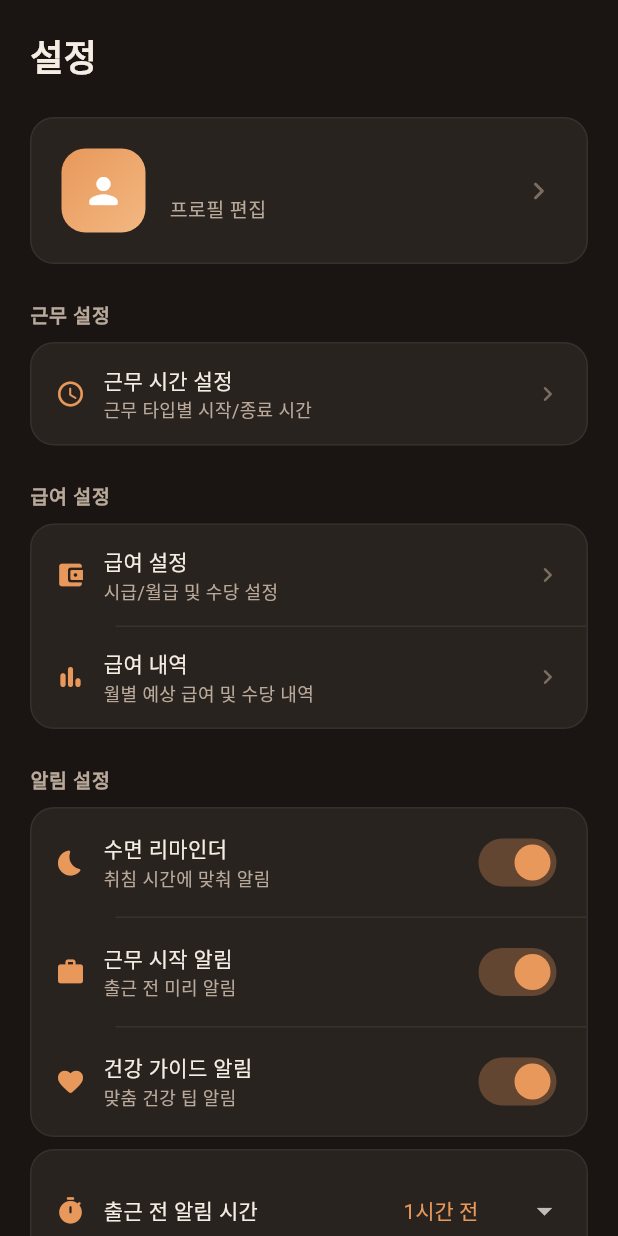
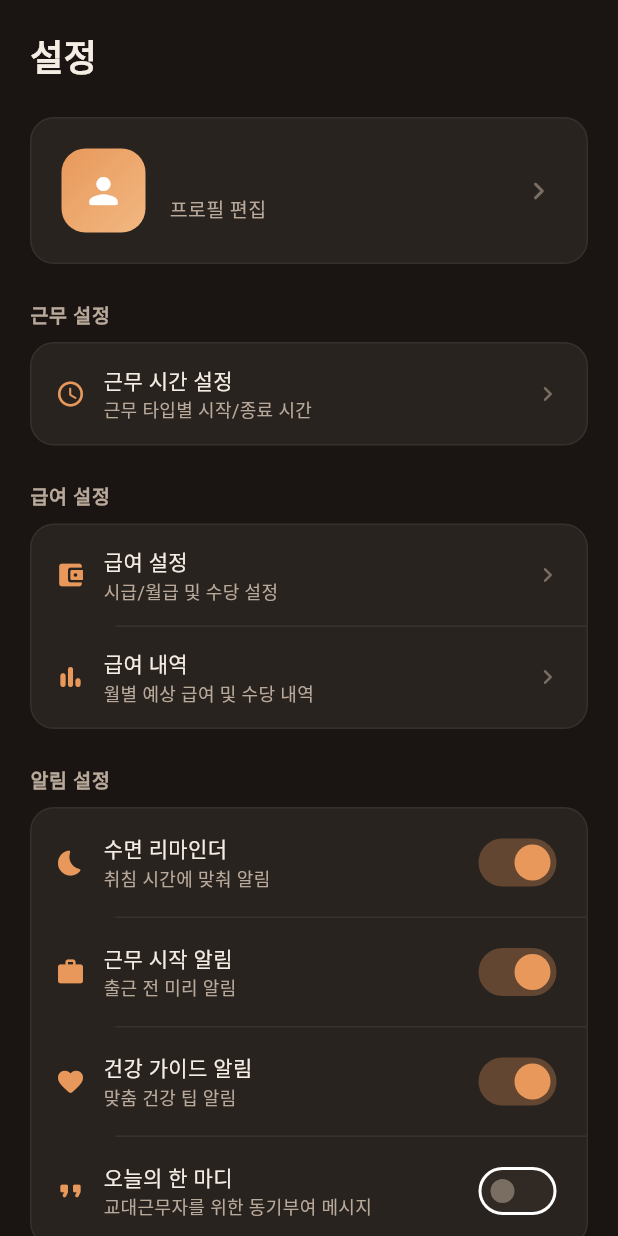
Before and after one commit to chuwg/change-work, a Flutter app: the SettingsScreen screen opened by its route, on a phone screen of 412 x 824 dp. Run offline on Flutter 3.47's test engine with Material 3 defaults, Android fonts, the phone set to English and light mode, and no system bars; our stand-ins replace file_picker, fl_chart, flutter_local_notifications, flutter_riverpod, share_plus, shared_preferences and 4 more; missing offline and left inert: health, home_widget; accounts and stored records are empty.

Commit message:
feat: 교대근무자 일일 동기부여 알림 추가
- NotificationService에 scheduleDailyMotivation() 및 20개 명언 목록 추가
- 설정 화면 '알림 설정'에 '오늘의 한 마디' 토글 및 시간 선택 UI 추가
- 앱 시작 시 명언을 랜덤으로 바꿔 재등록 (매일 새로운 메시지)
- 알림 ID 3000, 매일 반복 (matchDateTimeComponents.time)

Co-Authored-By: Claude Sonnet 4.6 <noreply@anthropic.com>

```diff
--- a/lib/screens/settings/settings_screen.dart
+++ b/lib/screens/settings/settings_screen.dart
@@ -27,7 +27,10 @@ class _SettingsScreenState extends ConsumerState<SettingsScreen> {
   bool _sleepReminder = true;
   bool _shiftReminder = true;
   bool _healthTips = true;
+  bool _motivationEnabled = false;
   int _reminderMinutes = 60;
+  int _motivationHour = 7;
+  int _motivationMinute = 0;
   UserProfile? _profile;
 
   @override
@@ -48,7 +51,11 @@ class _SettingsScreenState extends ConsumerState<SettingsScreen> {
       _sleepReminder = prefs.getBool(AppConstants.sleepReminderKey) ?? true;
       _shiftReminder = prefs.getBool(AppConstants.shiftReminderKey) ?? true;
       _healthTips = prefs.getBool(AppConstants.healthTipsKey) ?? true;
+      _motivationEnabled =
+          prefs.getBool(AppConstants.motivationEnabledKey) ?? false;
       _reminderMinutes = prefs.getInt(AppConstants.reminderMinutesKey) ?? 60;
+      _motivationHour = prefs.getInt(AppConstants.motivationHourKey) ?? 7;
+      _motivationMinute = prefs.getInt(AppConstants.motivationMinuteKey) ?? 0;
     });
   }
 
@@ -108,6 +115,54 @@ class _SettingsScreenState extends ConsumerState<SettingsScreen> {
     final prefs = await SharedPreferences.getInstance();
     await prefs.setBool(AppConstants.healthTipsKey, value);
     setState(() => _healthTips = value);
+  }
+
+  Future<void> _saveMotivation({bool? enabled, int? hour, int? minute}) async {
+    final prefs = await SharedPreferences.getInstance();
+    final newEnabled = enabled ?? _motivationEnabled;
+    final newHour = hour ?? _motivationHour;
+    final newMinute = minute ?? _motivationMinute;
+
+    await prefs.setBool(AppConstants.motivationEnabledKey, newEnabled);
+    await prefs.setInt(AppConstants.motivationHourKey, newHour);
+    await prefs.setInt(AppConstants.motivationMinuteKey, newMinute);
+
+    setState(() {
+      if (enabled != null) _motivationEnabled = newEnabled;
+      if (hour != null) _motivationHour = newHour;
+      if (minute != null) _motivationMinute = newMinute;
+    });
+
+    await NotificationService.instance.cancelNotification(3000);
+    if (newEnabled) {
+      await NotificationService.instance.scheduleDailyMotivation(
+        id: 3000,
+        body: NotificationService.randomMotivationQuote(),
+        hour: newHour,
+        minute: newMinute,
+      );
+    }
+  }
+
+  Future<void> _pickMotivationTime() async {
+    final picked = await showTimePicker(
+      context: context,
+      initialTime: TimeOfDay(hour: _motivationHour, minute: _motivationMinute),
+      builder: (context, child) {
+        return Theme(
+          data: Theme.of(context).copyWith(
+            colorScheme: const ColorScheme.dark(
+              primary: AppTheme.primary,
+              surface: AppTheme.surfaceDarkElevated,
+            ),
+          ),
+          child: child!,
+        );
+      },
+    );
+    if (picked != null) {
+      await _saveMotivation(hour: picked.hour, minute: picked.minute);
+    }
   }
 
   Future<void> _saveReminderMinutes(int value) async {
@@ -282,6 +337,58 @@ class _SettingsScreenState extends ConsumerState<SettingsScreen> {
                     value: _healthTips,
                     onChanged: (v) => _saveHealthTips(v),
                   ),
+                  const Divider(height: 1, indent: 56),
+                  _buildSwitchTile(
+                    icon: Icons.format_quote_rounded,
+                    title: '오늘의 한 마디',
+                    subtitle: '교대근무자를 위한 동기부여 메시지',
+                    value: _motivationEnabled,
+                    onChanged: (v) => _saveMotivation(enabled: v),
+                  ),
+                  if (_motivationEnabled) ...[
+                    const Divider(height: 1, indent: 56),
+                    InkWell(
+                      onTap: _pickMotivationTime,
+                      child: Padding(
+                        padding: const EdgeInsets.symmetric(
+                            horizontal: 16, vertical: 14),
+                        child: Row(
+                          children: [
+                            Container(
+                              width: 36,
+                              height: 36,
+                              decoration: BoxDecoration(
+                                color: AppTheme.primary.withValues(alpha: 0.15),
+                                borderRadius: BorderRadius.circular(10),
+                              ),
+                              child: const Icon(Icons.access_time_rounded,
+                                  color: AppTheme.primary, size: 18),
+                            ),
+                            const SizedBox(width: 12),
+                            const Expanded(
+                              child: Text(
+                                '알림 시간',
+                                style: TextStyle(
+                                    color: AppTheme.textPrimary, fontSize: 14),
+                              ),
+                            ),
+                            Text(
+                              '${_motivationHour.toString().padLeft(2, '0')}:'
+                              '${_motivationMinute.toString().padLeft(2, '0')}',
+                              style: const TextStyle(
+                                color: AppTheme.primary,
+                                fontSize: 15,
+                                fontWeight: FontWeight.w600,
+                              ),
+                            ),
+                            const SizedBox(width: 4),
+                            const Icon(Icons.chevron_right_rounded,
+                                color: AppTheme.textTertiary, size: 18),
+                          ],
+                        ),
+                      ),
+                    ),
+                  ],
                 ],
               ),
             ),
--- a/lib/services/notification_service.dart
+++ b/lib/services/notification_service.dart
@@ -137,6 +137,83 @@ class NotificationService {
     );
   }
 
+  /// Schedule a daily motivational message at the given hour:minute.
+  Future<void> scheduleDailyMotivation({
+    required int id,
+    required String body,
+    required int hour,
+    required int minute,
+  }) async {
+    final now = DateTime.now();
+    var scheduledTime = DateTime(now.year, now.month, now.day, hour, minute);
+    if (scheduledTime.isBefore(now)) {
+      scheduledTime = scheduledTime.add(const Duration(days: 1));
+    }
+
+    final tzScheduled = tz.TZDateTime(
+      tz.local,
+      scheduledTime.year,
+      scheduledTime.month,
+      scheduledTime.day,
+      scheduledTime.hour,
+      scheduledTime.minute,
+    );
+
+    await _plugin.zonedSchedule(
+      id,
+      '오늘의 한 마디',
+      body,
+      tzScheduled,
+      const NotificationDetails(
+        android: AndroidNotificationDetails(
+          'motivation_daily',
+          '오늘의 동기부여',
+          channelDescription: '교대근무자를 위한 일일 동기부여 메시지',
+          importance: Importance.defaultImportance,
+          priority: Priority.defaultPriority,
+          icon: '@mipmap/ic_launcher',
+        ),
+        iOS: DarwinNotificationDetails(
+          presentAlert: true,
+          presentBadge: false,
+          presentSound: true,
+        ),
+      ),
+      androidScheduleMode: AndroidScheduleMode.exactAllowWhileIdle,
+      uiLocalNotificationDateInterpretation:
+          UILocalNotificationDateInterpretation.absoluteTime,
+      matchDateTimeComponents: DateTimeComponents.time,
+    );
+  }
+
+  /// Get a random motivational quote for shift workers.
+  static String randomMotivationQuote() {
+    final quotes = [
+      '교대근무는 힘들지만, 균형을 찾아가는 당신은 강인합니다.',
+      '오늘도 수고했습니다. 당신의 노력이 세상을 돌아가게 합니다.',
+      '불규칙한 일상 속에서도 규칙적인 나를 만드는 것, 그것이 진짜 힘입니다.',
+      '밤을 버텨낸 당신, 그 용기가 하루를 특별하게 만듭니다.',
+      '쉬는 날에 충분히 쉬는 것도 훌륭한 선택입니다.',
+      '당신이 지킨 자리가 있어 오늘도 세상이 안전합니다.',
+      '피곤함은 노력의 증거, 수면은 그 노력에 대한 보상입니다.',
+      '교대근무의 어려움을 아는 당신은 이미 남다른 사람입니다.',
+      '힘든 순간일수록 작은 것에서 행복을 찾는 연습을 해보세요.',
+      '당신의 헌신으로 누군가의 하루가 더 나아집니다.',
+      '밤을 지새우는 것, 그것은 강함의 또 다른 이름입니다.',
+      '지금 이 순간, 당신은 충분히 잘 하고 있습니다.',
+      '체력이 곧 자신감입니다. 오늘도 몸을 잘 챙기세요.',
+      '수면 1시간이 내일의 당신을 더 빛나게 만듭니다.',
+      '오늘 힘든 만큼 내일의 나는 더 단단해집니다.',
+      '근무 후 나를 위한 작은 보상, 잊지 마세요.',
+      '잘 자는 것도 실력입니다. 오늘 수면을 챙기세요.',
+      '교대근무자라는 것, 그 자체로 대단한 일을 하는 사람입니다.',
+      '오늘 하루도 무사히. 당신 덕분입니다.',
+      '몸이 먼저입니다. 건강이 있어야 모든 것이 가능합니다.',
+    ];
+    final index = DateTime.now().millisecondsSinceEpoch % quotes.length;
+    return quotes[index];
+  }
+
   Future<void> cancelNotification(int id) async {
     await _plugin.cancel(id);
   }
--- a/lib/utils/constants.dart
+++ b/lib/utils/constants.dart
@@ -44,6 +44,9 @@ class AppConstants {
   static const String shiftReminderKey = 'shift_reminder';
   static const String healthTipsKey = 'health_tips';
   static const String reminderMinutesKey = 'reminder_minutes';
+  static const String motivationEnabledKey = 'motivation_enabled';
+  static const String motivationHourKey = 'motivation_hour';
+  static const String motivationMinuteKey = 'motivation_minute';
 
   // Health tip categories
   static const String tipSleep = 'sleep';
```
Also changed, not shown: lib/screens/home/home_screen.dart (+19 -0 lines).
